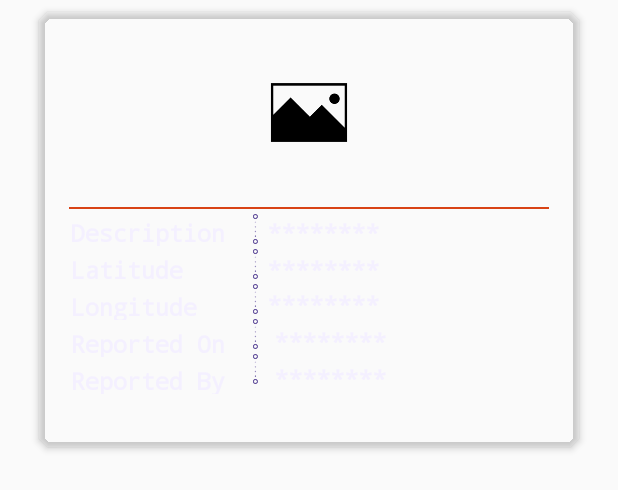
After one commit to Joesta/citifixer-users-app, an Android app: the layout row.xml on its own in the app's theme, with its tools: preview values and no code run, on a phone screen of 412 x 824 dp. The commit adds this screen. Shown: the top 490 px of the screen. Run offline under Robolectric (Android 15) with nearby library versions, the phone set to English and light mode, and no system bars.

Commit message:
show user's  reports made

```diff
--- a/app/build.gradle
+++ b/app/build.gradle
@@ -34,7 +34,7 @@ dependencies {
     implementation 'com.google.firebase:firebase-core:17.0.0'
     implementation 'com.google.firebase:firebase-firestore:20.1.0'
     implementation 'com.crashlytics.sdk.android:crashlytics:2.10.1'
-    implementation 'androidx.multidex:multidex:2.0.0'
+    implementation 'androidx.multidex:multidex:2.0.1'
     testImplementation 'junit:junit:4.12'
     androidTestImplementation 'androidx.test:runner:1.1.0-alpha4'
     androidTestImplementation 'androidx.test.espresso:espresso-core:3.1.0-alpha4'
@@ -50,5 +50,6 @@ dependencies {
     implementation 'com.squareup.picasso:picasso:2.71828'
     implementation 'com.github.tbruyelle:rxpermissions:0.10.2'
     implementation 'androidx.exifinterface:exifinterface:1.0.0-beta01'
+    implementation 'com.ramotion.foldingcell:folding-cell:1.2.3'
 }
 apply plugin: 'com.google.gms.google-services'
--- a/app/src/main/java/com/dso30bt/project2019/potapp/models/Pothole.java
+++ b/app/src/main/java/com/dso30bt/project2019/potapp/models/Pothole.java
@@ -1,7 +1,4 @@
 package com.dso30bt.project2019.potapp.models;
-
-import java.util.ArrayList;
-import java.util.List;
 
 import lombok.AllArgsConstructor;
 import lombok.Data;
--- a/app/src/main/java/com/dso30bt/project2019/potapp/repository/UserImpl.java
+++ b/app/src/main/java/com/dso30bt/project2019/potapp/repository/UserImpl.java
@@ -84,9 +84,13 @@ public class UserImpl implements IUserRepository {
             if (documentSnapshot.exists()) {
                 this.user = documentSnapshot.toObject(User.class);
                 if (loginModel.getPassword().equals(user.getPassword())) {
+
                     Utils.showToast(context, "User logged in");
+                    SharedPreferenceManager.saveUserEmail(context,loginModel.getEmailAddress());
+
                     NavUtil.moveToNextActivity(context, MainActivity.class);
                     ((LoginActivity) context).finish();
+
                 } else {
                     Utils.showToast(context, "Check your login credentials and Re-try");
                 }
@@ -125,6 +129,8 @@ public class UserImpl implements IUserRepository {
                             user.getPotholes().add(pothole);
                             Map<String, Object> userMap = loadMap(user);
                             updateUser(userMap, documentRef);
+
+                            Utils.showToast(context, "Report was send!");
 
                         }).addOnFailureListener(error -> Utils.showToast(context, "Error: " + error.getLocalizedMessage()));;
                     }).addOnFailureListener(error -> Utils.showToast(context, "Error: " + error.getLocalizedMessage()));
--- /dev/null
+++ b/app/src/main/res/layout/row.xml
@@ -0,0 +1,283 @@
+<?xml version="1.0" encoding="utf-8"?>
+<androidx.constraintlayout.widget.ConstraintLayout
+    xmlns:card_view="http://schemas.android.com/apk/res-auto"
+    xmlns:android="http://schemas.android.com/apk/res/android"
+    xmlns:app="http://schemas.android.com/apk/res-auto"
+    android:layout_width="match_parent"
+    android:layout_height="wrap_content">
+
+    <!--Parent layout for contents-->
+    <androidx.constraintlayout.widget.ConstraintLayout
+        android:layout_width="match_parent"
+        android:layout_height="match_parent"
+        android:layout_margin="10dp">
+
+        <androidx.cardview.widget.CardView
+            android:layout_width="match_parent"
+            android:layout_height="290dp"
+            android:layout_marginEnd="16dp"
+            android:layout_marginStart="16dp"
+            android:layout_marginBottom="12dp"
+            card_view:cardCornerRadius="10dp"
+            android:layout_marginTop="8dp"
+            app:cardBackgroundColor="@android:color/transparent"
+            card_view:cardElevation="3dp"
+            app:layout_constraintBottom_toBottomOf="parent"
+            app:layout_constraintEnd_toEndOf="parent"
+            app:layout_constraintHorizontal_bias="0.0"
+            app:layout_constraintStart_toStartOf="parent"
+            app:layout_constraintTop_toTopOf="parent"
+            android:clickable="true"
+            android:foreground="?android:attr/selectableItemBackground">
+
+            <androidx.constraintlayout.widget.ConstraintLayout
+                android:id="@+id/constraintLayout"
+                android:layout_width="match_parent"
+                android:layout_height="290dp"
+                android:layout_marginBottom="16dp"
+                android:layout_marginEnd="16dp"
+                android:layout_marginStart="16dp"
+                android:layout_marginTop="4dp"
+                android:elevation="10dp"
+                app:layout_constraintBottom_toBottomOf="parent"
+                app:layout_constraintEnd_toEndOf="parent"
+                app:layout_constraintHorizontal_bias="0.0"
+                app:layout_constraintStart_toStartOf="parent"
+                app:layout_constraintTop_toTopOf="parent"
+                app:layout_constraintVertical_bias="0.0">
+
+                <ImageView
+                    android:id="@+id/potholeImageView"
+                    android:layout_width="match_parent"
+                    android:layout_height="110dp"
+                    android:layout_marginTop="8dp"
+                    card_view:layout_constraintTop_toTopOf="parent"
+                    app:layout_constraintEnd_toEndOf="parent"
+                    app:layout_constraintStart_toStartOf="parent"
+                    app:layout_constraintHorizontal_bias="0.5"
+                    android:src="@drawable/image_holder" />
+
+                <View
+                    android:id="@+id/view_separator"
+                    android:layout_width="320dp"
+                    android:layout_height="1dp"
+                    android:layout_marginEnd="8dp"
+                    android:layout_marginStart="8dp"
+                    android:layout_marginTop="8dp"
+                    android:background="#D84315"
+                    card_view:layout_constraintTop_toBottomOf="@id/potholeImageView"
+                    app:layout_constraintEnd_toEndOf="parent"
+                    app:layout_constraintHorizontal_bias="0.5"
+                    app:layout_constraintStart_toStartOf="parent"/>
+
+                <!--description-->
+                <TextView
+                    android:id="@+id/descriptionText"
+                    android:layout_width="120dp"
+                    android:layout_height="19dp"
+                    android:text="Description"
+                    android:layout_margin="5dp"
+                    android:textColor="@color/text"
+                    android:textStyle="bold"
+                    android:fontFamily="monospace"
+                    android:textSize="15sp"
+                    android:layout_marginStart="10dp"
+                    card_view:layout_constraintStart_toStartOf="parent"
+                    card_view:layout_constraintTop_toBottomOf="@id/view_separator"
+                    android:layout_marginTop="5dp" />
+
+                <ImageView
+                    android:id="@+id/vertical_line_1"
+                    android:layout_width="6dp"
+                    android:layout_height="20dp"
+                    android:src="@drawable/from_to_purple"
+                    android:layout_marginTop="3dp"
+                    card_view:layout_constraintStart_toEndOf="@id/descriptionText"
+                    card_view:layout_constraintTop_toBottomOf="@id/view_separator"/>
+
+                <TextView
+                    android:id="@+id/descriptionTextValue"
+                    android:layout_width="170dp"
+                    android:layout_height="19dp"
+                    android:text="********"
+                    android:layout_margin="5dp"
+                    android:textColor="@color/text"
+                    android:textStyle="bold"
+                    android:fontFamily="monospace"
+                    android:textSize="15sp"
+                   card_view:layout_constraintStart_toEndOf="@id/vertical_line_1"
+                    card_view:layout_constraintTop_toBottomOf="@id/view_separator"
+                    android:layout_marginTop="5dp" />
+
+                <!--latitude-->
+
+                <TextView
+                    android:id="@+id/latitudeText"
+                    android:layout_width="120dp"
+                    android:layout_height="19dp"
+                    android:text="Latitude"
+                    android:layout_margin="5dp"
+                    android:textColor="@color/text"
+                    android:textStyle="bold"
+                    android:fontFamily="monospace"
+                    android:textSize="15sp"
+                    android:layout_marginStart="10dp"
+                    card_view:layout_constraintStart_toStartOf="parent"
+                    card_view:layout_constraintTop_toBottomOf="@+id/descriptionText"
+                    android:layout_marginTop="5dp" />
+
+                <ImageView
+                    android:id="@+id/vertical_line_2"
+                    android:layout_width="6dp"
+                    android:layout_height="20dp"
+                    android:src="@drawable/from_to_purple"
+                    android:layout_marginTop="3dp"
+                    card_view:layout_constraintStart_toEndOf="@id/latitudeText"
+                    card_view:layout_constraintTop_toBottomOf="@id/vertical_line_1"
+
+                    />
+
+                <TextView
+                    android:id="@+id/latitudeTextValue"
+                    android:layout_width="170dp"
+                    android:layout_height="18dp"
+                    android:text="********"
+                    android:layout_margin="5dp"
+                    android:textColor="@color/text"
+                    android:textStyle="bold"
+                    android:fontFamily="monospace"
+                    android:textSize="15sp"
+                    card_view:layout_constraintStart_toEndOf="@id/vertical_line_2"
+                    card_view:layout_constraintTop_toBottomOf="@id/descriptionTextValue"
+                    android:layout_marginTop="5dp" />
+
+                <!--longitude-->
+                <TextView
+                    android:id="@+id/longtitudeText"
+                    android:layout_width="120dp"
+                    android:layout_height="19dp"
+                    android:text="Longitude"
+                    android:layout_margin="5dp"
+                    android:textColor="@color/text"
+                    android:textStyle="bold"
+                    android:fontFamily="monospace"
+                    android:textSize="15sp"
+                    android:layout_marginStart="10dp"
+                    card_view:layout_constraintStart_toStartOf="parent"
+                    card_view:layout_constraintTop_toBottomOf="@id/latitudeText"
+                    android:layout_marginTop="5dp" />
+
+                <ImageView
+                    android:id="@+id/vertical_line_3"
+                    android:layout_width="6dp"
+                    android:layout_height="20dp"
+                    android:src="@drawable/from_to_purple"
+                    android:layout_marginTop="3dp"
+                    card_view:layout_constraintStart_toEndOf="@id/longtitudeText"
+                    card_view:layout_constraintTop_toBottomOf="@id/vertical_line_2"
+
+                    />
+
+                <TextView
+                    android:id="@+id/longitudeTextValue"
+                    android:layout_width="170dp"
+                    android:layout_height="19dp"
+                    android:text="********"
+                    android:layout_margin="5dp"
+                    android:textColor="@color/text"
+                    android:textStyle="bold"
+                    android:fontFamily="monospace"
+                    android:textSize="15sp"
+                    card_view:layout_constraintStart_toEndOf="@id/vertical_line_3"
+                    card_view:layout_constraintTop_toBottomOf="@id/latitudeTextValue"
+                    android:layout_marginTop="5dp" />
+
+                <!--date reported-->
+                <TextView
+                    android:id="@+id/dateReportedText"
+                    android:layout_width="120dp"
+                    android:layout_height="19dp"
+                    android:text="Reported On"
+                    android:layout_margin="5dp"
+                    android:textColor="@color/text"
+                    android:textStyle="bold"
+                    android:fontFamily="monospace"
+                    android:textSize="15sp"
+                    android:layout_marginStart="10dp"
+                    card_view:layout_constraintStart_toStartOf="parent"
+                    card_view:layout_constraintTop_toBottomOf="@id/longtitudeText"
+                    android:layout_marginTop="5dp" />
+
+                <ImageView
+                    android:id="@+id/vertical_line_4"
+                    android:layout_width="6dp"
+                    android:layout_height="20dp"
+                    android:src="@drawable/from_to_purple"
+                    android:layout_marginTop="3dp"
+                    card_view:layout_constraintStart_toEndOf="@id/dateReportedText"
+                    card_view:layout_constraintTop_toBottomOf="@id/vertical_line_3"
+
+                    />
+
+                <TextView
+                    android:id="@+id/dateReportedTextValue"
+                    android:layout_width="170dp"
+                    android:layout_height="19dp"
+                    android:layout_marginStart="16dp"
+                    android:layout_marginTop="5dp"
+                    android:fontFamily="monospace"
+                    android:text="********"
+                    android:textColor="@color/text"
+                    android:textSize="15sp"
+                    android:textStyle="bold"
+                    card_view:layout_constraintStart_toEndOf="@id/dateReportedText"
+                    card_view:layout_constraintTop_toBottomOf="@id/longitudeTextValue" />
+
+                <!--Reporter-->
+                <TextView
+                    android:id="@+id/reporterText"
+                    android:layout_width="120dp"
+                    android:layout_height="19dp"
+                    android:text="Reported By"
+                    android:layout_margin="5dp"
+                    android:textColor="@color/text"
+                    android:textStyle="bold"
+                    android:fontFamily="monospace"
+                    android:textSize="15sp"
+                    android:layout_marginStart="10dp"
+                    card_view:layout_constraintStart_toStartOf="parent"
+                    card_view:layout_constraintTop_toBottomOf="@id/dateReportedText"
+                    android:layout_marginTop="5dp" />
+
+                <ImageView
+                    android:id="@+id/vertical_line_5"
+                    android:layout_width="6dp"
+                    android:layout_height="20dp"
+                    android:src="@drawable/from_to_purple"
+                    android:layout_marginTop="3dp"
+                    card_view:layout_constraintStart_toEndOf="@id/reporterText"
+                    card_view:layout_constraintTop_toBottomOf="@id/vertical_line_4"
+
+                    />
+
+                <TextView
+                    android:id="@+id/reporterTextValue"
+                    android:layout_width="170dp"
+                    android:layout_height="19dp"
+                    android:layout_marginStart="16dp"
+                    android:layout_marginTop="5dp"
+                    android:fontFamily="monospace"
+                    android:text="********"
+                    android:textColor="@color/text"
+                    android:textSize="15sp"
+                    android:textStyle="bold"
+                    card_view:layout_constraintStart_toEndOf="@id/reporterText"
+                    card_view:layout_constraintTop_toBottomOf="@id/dateReportedTextValue" />
+
+            </androidx.constraintlayout.widget.ConstraintLayout>
+        </androidx.cardview.widget.CardView>
+
+
+    </androidx.constraintlayout.widget.ConstraintLayout>
+
+</androidx.constraintlayout.widget.ConstraintLayout>
--- a/app/src/main/res/values/colors.xml
+++ b/app/src/main/res/values/colors.xml
@@ -3,4 +3,5 @@
     <color name="colorPrimary">#FFC107</color>
     <color name="colorPrimaryDark">#DB9445</color>
     <color name="colorAccent">#D81B60</color>
+    <color name="text">#f4f0ff</color>
 </resources>
```
Also changed, not shown: app/src/main/java/com/dso30bt/project2019/potapp/activities/ImageActivity.java (+15 -6 lines), app/src/main/java/com/dso30bt/project2019/potapp/activities/LoginActivity.java (+15 -0 lines), app/src/main/java/com/dso30bt/project2019/potapp/activities/MainActivity.java (+50 -1 lines), app/src/main/java/com/dso30bt/project2019/potapp/adapters/PotholeAdapter.java (added, +92 -0 lines), app/src/main/res/layout/activity_main.xml (+26 -15 lines), app/src/main/res/drawable/from_to_purple.png (added), app/src/main/res/drawable/image_holder.png (added), app/src/main/res/drawable/main.png (added), app/src/main/res/drawable/menu_icon.png (added).
